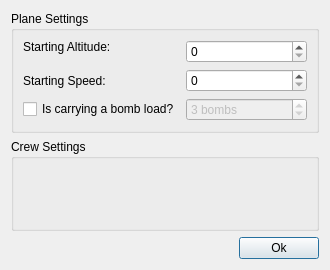
Qt form turn_logger/PreGamePrompt.ui (wchamilton/CEManeuverLog) before a commit.
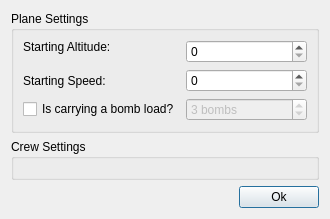
The same form after that commit.

```diff
--- a/turn_logger/PreGamePrompt.ui
+++ b/turn_logger/PreGamePrompt.ui
@@ -7,7 +7,7 @@
     <x>0</x>
     <y>0</y>
     <width>330</width>
-    <height>270</height>
+    <height>217</height>
    </rect>
   </property>
   <property name="windowTitle">
```
